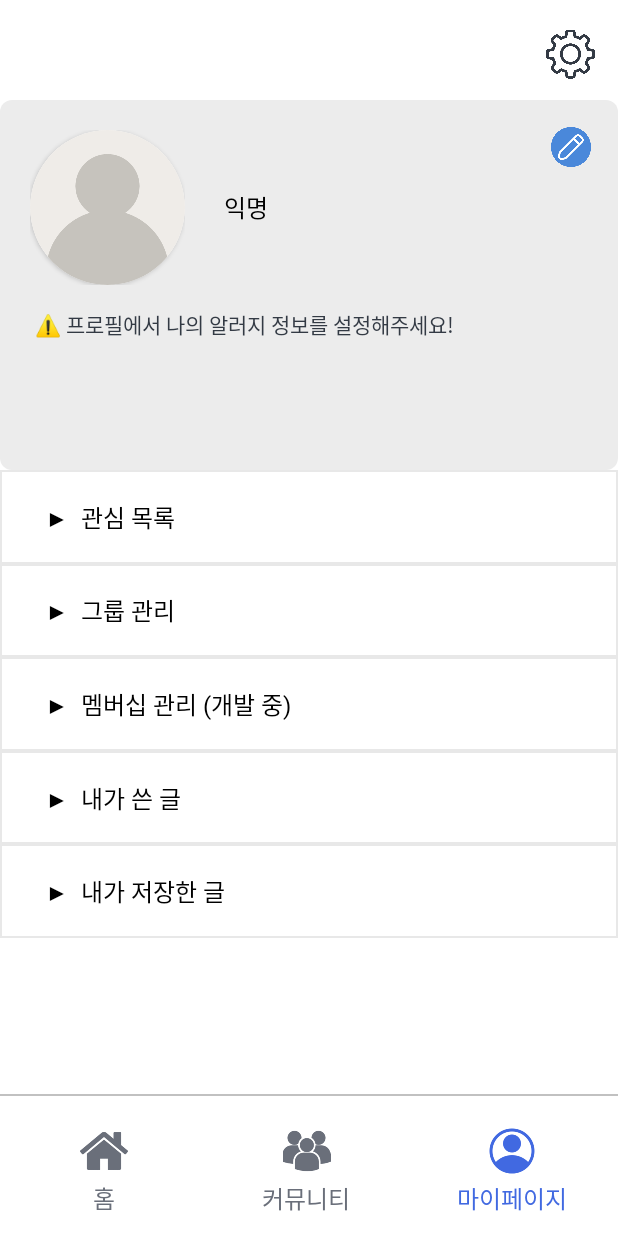
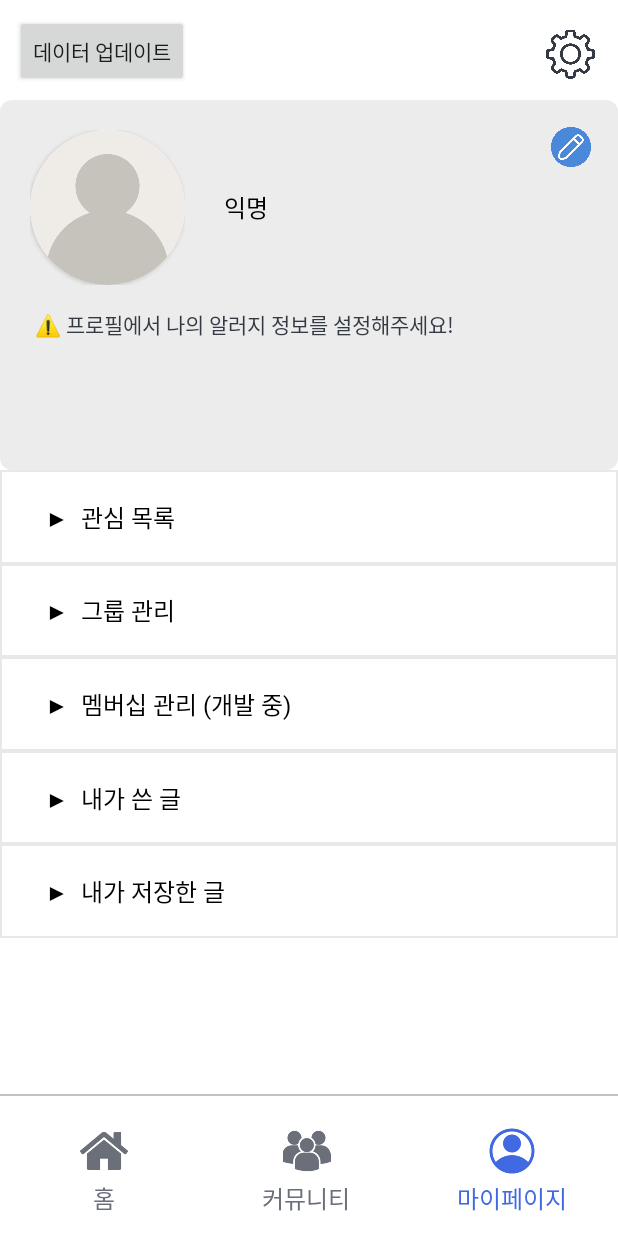
Before and after one commit to AtmosCat/AllergyDetective, an Android app: the fragment MyPageFragment shown on its own in the app's theme, on a phone screen of 412 x 824 dp. Run offline under Robolectric (Android 15) with nearby library versions, the light colour scheme and no system bars; our stand-ins replace Firebase (no records; nobody signed in at launch, a user with empty details on screens opened directly); pictures from the network do not load; 1 statement that could not run was skipped.

Commit message:
버전 업데이트(2.0), 데이터 업데이트 버튼 만들기 전 커밋

```diff
--- a/app/build.gradle.kts
+++ b/app/build.gradle.kts
@@ -14,7 +14,7 @@
         applicationId = "com.allergyguardian.allergyguardian"
         minSdk = 31
         targetSdk = 34
-        versionCode = 1
+        versionCode = 2
         versionName = "1.0"
 
         testInstrumentationRunner = "androidx.test.runner.AndroidJUnitRunner"
--- a/app/src/main/res/layout/fragment_my_page.xml
+++ b/app/src/main/res/layout/fragment_my_page.xml
@@ -31,6 +31,16 @@
 <!--        app:layout_constraintTop_toTopOf="@+id/btn_mypage_settings"-->
 <!--        app:layout_constraintBottom_toBottomOf="@+id/btn_mypage_settings"-->
 <!--        app:layout_constraintWidth_percent="0.08" />-->
+
+    <Button
+        android:id="@+id/btn_update_data"
+        android:layout_width="wrap_content"
+        android:layout_height="wrap_content"
+        android:text="데이터 업데이트"
+        app:layout_constraintStart_toStartOf="parent"
+        app:layout_constraintTop_toTopOf="parent"
+        android:layout_margin="10dp"
+        />
 
     <androidx.constraintlayout.widget.ConstraintLayout
         android:id="@+id/view_mypage_profile"
```
